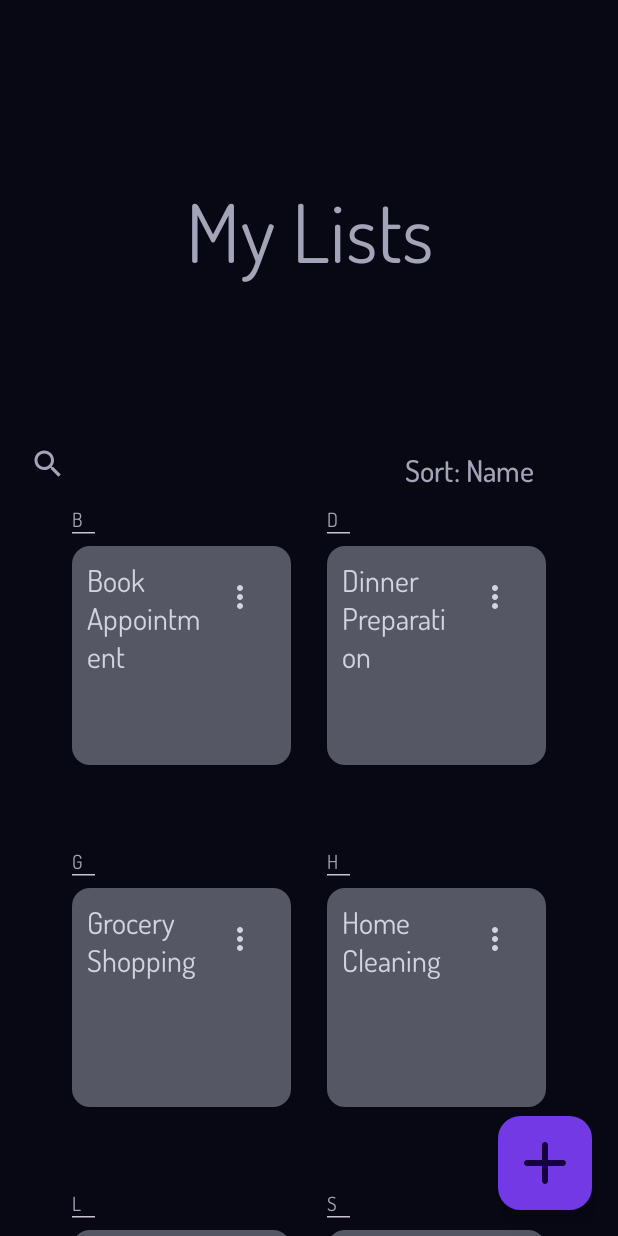
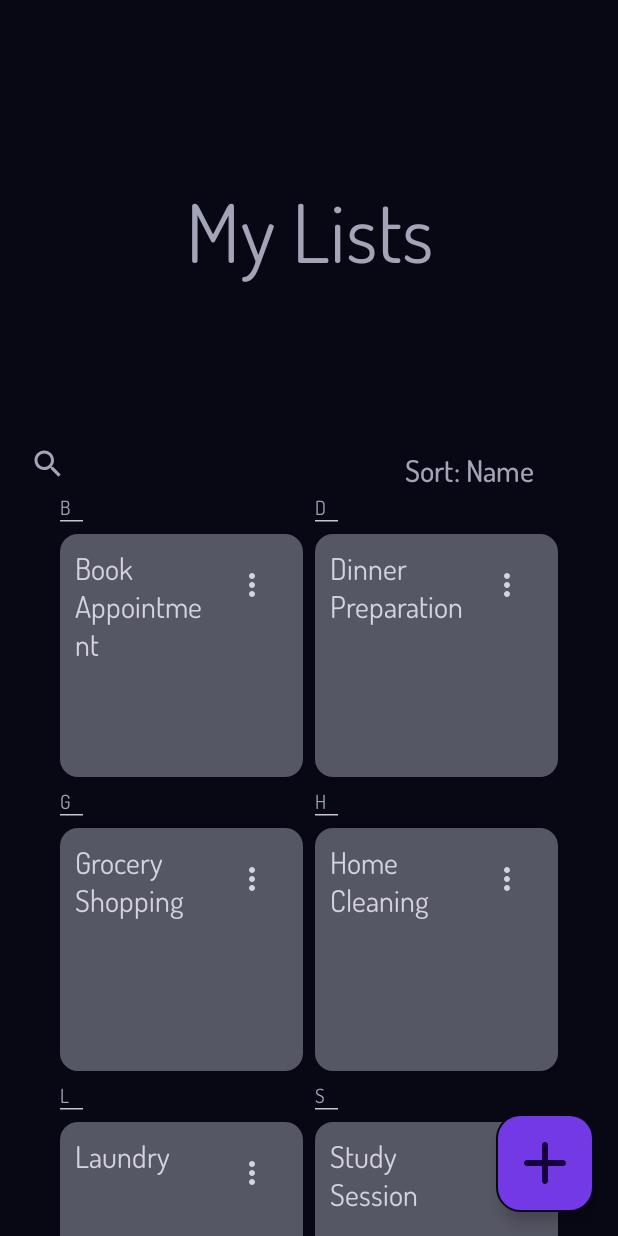
Before and after one commit to TobyNatooor/app-dev-todo, an Android app built with Jetpack Compose: the screen it shows after launch (MainActivity), on a phone screen of 412 x 824 dp. Run offline under Robolectric (Android 15) with nearby library versions, the phone set to English and light mode, and no system bars; our stand-ins replace Room's generated code.

Commit message:
Fix CheckLists in HomeList.kt.

```diff
--- a/app/src/main/java/com/example/todo_app/ui/feature/home/HomeList.kt
+++ b/app/src/main/java/com/example/todo_app/ui/feature/home/HomeList.kt
@@ -3,7 +3,6 @@ package com.example.todo_app.ui.feature.home
 import androidx.compose.foundation.background
 import androidx.compose.foundation.gestures.detectTapGestures
 import androidx.compose.foundation.layout.Arrangement
-import com.example.todo_app.ui.theme.*
 import androidx.compose.foundation.layout.Box
 import androidx.compose.foundation.layout.Column
 import androidx.compose.foundation.layout.IntrinsicSize
@@ -33,8 +32,6 @@ import androidx.compose.material3.Text
 import androidx.compose.runtime.Composable
 import androidx.compose.runtime.DisposableEffect
 import androidx.compose.runtime.LaunchedEffect
-import androidx.compose.runtime.MutableState
-import androidx.compose.runtime.State
 import androidx.compose.runtime.collectAsState
 import androidx.compose.runtime.getValue
 import androidx.compose.runtime.mutableStateOf
@@ -42,7 +39,6 @@ import androidx.compose.runtime.remember
 import androidx.compose.runtime.setValue
 import androidx.compose.ui.Alignment
 import androidx.compose.ui.Modifier
-import androidx.compose.ui.focus.FocusManager
 import androidx.compose.ui.focus.FocusRequester
 import androidx.compose.ui.focus.focusRequester
 import androidx.compose.ui.focus.onFocusChanged
@@ -63,10 +59,17 @@ import androidx.compose.ui.unit.TextUnit
 import androidx.compose.ui.unit.dp
 import androidx.compose.ui.unit.sp
 import com.example.todo_app.model.CheckList
-import com.example.todo_app.ui.feature.common.*
 import com.example.todo_app.model.SortOption
-import com.example.todo_app.ui.theme.*
+import com.example.todo_app.ui.feature.common.DeleteList
 import com.example.todo_app.ui.feature.common.DropdownSettingsMenu
+import com.example.todo_app.ui.feature.common.NameList
+import com.example.todo_app.ui.theme.dosisFontFamily
+import com.example.todo_app.ui.theme.neutral0
+import com.example.todo_app.ui.theme.neutral1
+import com.example.todo_app.ui.theme.neutral2
+import com.example.todo_app.ui.theme.neutral4
+import com.example.todo_app.ui.theme.primary0
+import com.example.todo_app.ui.theme.primary2
 
 @Composable
 fun HomeList(
@@ -77,7 +80,6 @@ fun HomeList(
     val focusManager = LocalFocusManager.current
 
     val horizontalPadding = 40.dp
-    val sortedOption = viewModel.sortedOption.collectAsState()
     val addingNewList = viewModel.addingNewList.collectAsState()
 
     Box(
@@ -140,19 +142,6 @@ fun HomeList(
 
             item {
                 Box(modifier = Modifier.padding(horizontal = horizontalPadding)) {
-                    if (addingNewList.value) {
-                        Column {
-                            if (sortedOption.value == SortOption.NAME) {
-                                Spacer(modifier = Modifier.height(24.dp))
-                            }
-                            NewListCard(viewModel)
-                        }
-                    }
-                }
-            }
-
-            item {
-                Box(modifier = Modifier.padding(horizontal = horizontalPadding)) {
                     if (lists.isEmpty() && !addingNewList.value) {
                         Text(
                             text = "No checklists found",
@@ -160,10 +149,19 @@ fun HomeList(
                             fontWeight = FontWeight.Bold,
                             fontFamily = dosisFontFamily
                         )
-                    }
+                    } else {
+                        val cards = buildList {
+                            if (addingNewList.value) add(ChecklistCardItem("") {
+                                NewListCard(viewModel)
+                            })
+                            lists.forEach { checklist ->
+                                add(ChecklistCardItem(checklist.title) {
+                                    ListCard(checklist, viewModel)
+                                })
+                            }
+                        }
 
-                    if (lists.isNotEmpty()) {
-                        CheckListGrid(viewModel, lists, horizontalPadding, sortedOption)
+                        CheckListGrid(viewModel = viewModel, cards = cards, cardSpacing = 8.dp)
                     }
                 }
             }
@@ -174,50 +172,35 @@ fun HomeList(
 @Composable
 private fun CheckListGrid(
     viewModel: HomeViewModel,
-    lists: List<CheckList>,
-    horizontalPadding: Dp,
-    sortedOption: State<SortOption>,
-    modifier: Modifier = Modifier
+    cards: List<ChecklistCardItem>,
+    cardSpacing: Dp
 ) {
-    Column(
-        modifier = modifier
-            .fillMaxSize(),
-        verticalArrangement = Arrangement.spacedBy(horizontalPadding)
-    ) {
-        lists.chunked(2).forEachIndexed { chunkIndex, rowItems ->
-            Row(
-                modifier = Modifier
-                    .fillMaxWidth(),
-                horizontalArrangement = Arrangement.spacedBy(8.dp)
-            ) {
-                rowItems.forEach { checklist ->
-                    Column(
-                        modifier = Modifier
-                            .weight(1f)
-                            .padding(8.dp)
-                    ) {
+    val sortedOption = viewModel.sortedOption.collectAsState()
+    var previousChar = '\u0000'
+
+    Column(verticalArrangement = Arrangement.spacedBy(cardSpacing)) {
+        cards.chunked(2).forEach { rowItems ->
+            Row(horizontalArrangement = Arrangement.spacedBy(cardSpacing)) {
+                rowItems.forEach { card ->
+                    Column(modifier = Modifier.weight(1f)) {
                         if (sortedOption.value == SortOption.NAME) {
-                            val currChar: Char = checklist.title[0].uppercaseChar()
-                            val prevChar = if (chunkIndex == 0 && rowItems.indexOf(checklist) == 0) {
-                                '\u0000'
-                            } else {
-                                val flatIndex = chunkIndex * 2 + rowItems.indexOf(checklist)
-                                lists[flatIndex - 1].title[0].uppercaseChar()
+                            val currentChar = card.title.firstOrNull()?.uppercaseChar() ?: '\u0000'
+
+                            AlphabeticalHeader(
+                                prevChar = previousChar,
+                                currChar = currentChar,
+                                isNext = viewModel.isNextChar(currentChar, previousChar)
+                            ) { viewModel.getSymbol(currentChar) }
+
+                            if (previousChar != currentChar) {
+                                previousChar = currentChar
                             }
-                            AlphabeticalHeader(
-                                prevChar,
-                                currChar,
-                                viewModel.isNextChar(currChar, prevChar)
-                            ) { viewModel.getSymbol(currChar) }
                         }
-                        ListCard(checklist, viewModel)
+
+                        card.item()
                     }
                 }
-
-                // Add a spacer if rowItems.size < 2
-                if (rowItems.size < 2) {
-                    Spacer(modifier = Modifier.weight(1f))
-                }
+                if (rowItems.size == 1) Box(modifier = Modifier.weight(1f))
             }
         }
     }
@@ -239,10 +222,9 @@ private fun AlphabeticalHeader(prevChar: Char, currChar: Char, isNext: Boolean,
         )
     } else {
         // Space instead of text
-        Spacer(modifier = Modifier.height(19.dp))
+        Spacer(modifier = Modifier.height(20.dp))
     }
     Spacer(modifier = Modifier.height(5.dp))
-
 }
 
 @Composable
@@ -402,7 +384,7 @@ private fun ListCard(
     if (showDeleteDialog) {
         DeleteList(
             listId = list.id,
-            title = list.title ?: "",
+            title = list.title,
             onDelete = { viewModel.deleteList( list.id ) },
             onDismiss = { showDeleteDialog = false }
         )
@@ -584,7 +566,7 @@ private fun NewListTextField(
             singleLine = true,
             textStyle = TextStyle(
                 color = neutral0,
-                fontSize = 16.sp,
+                fontSize = 20.sp,
                 fontFamily = dosisFontFamily
             ),
             modifier = Modifier
@@ -616,3 +598,8 @@ private fun NewListTextField(
         }
     }
 }
+
+data class ChecklistCardItem(
+    val title: String,
+    val item: @Composable () -> Unit
+)
```
